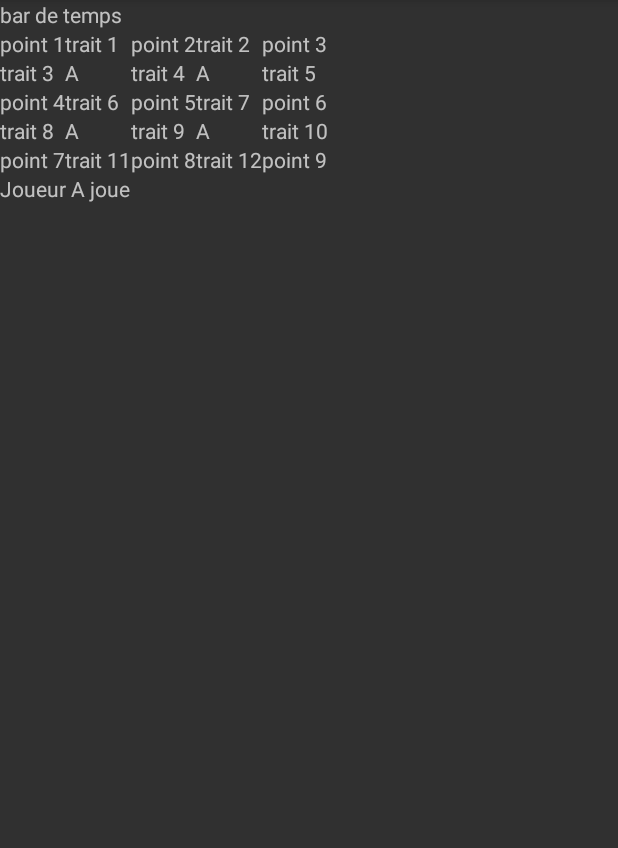
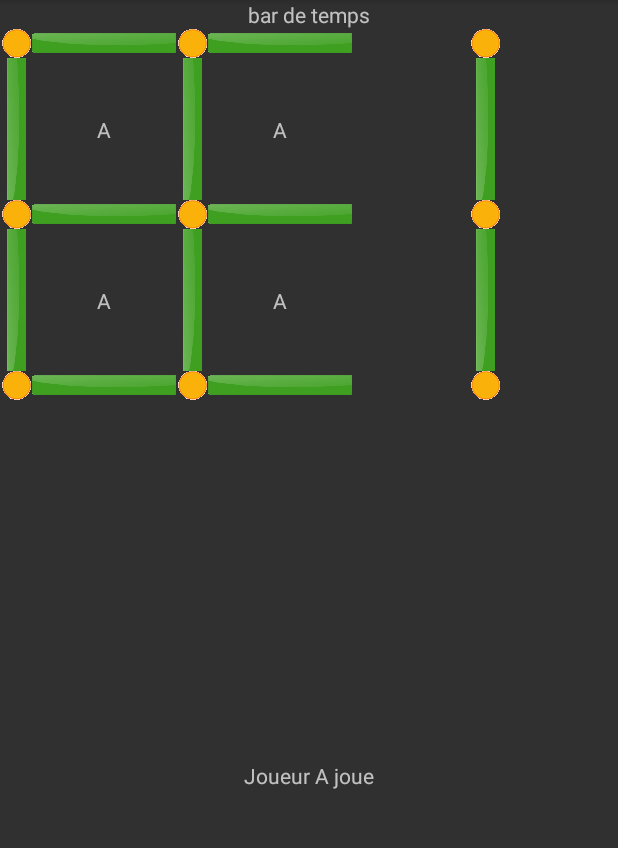
Before and after one commit to Houpert/TER_Challenge, an Android app: the GameActivity screen opened directly, with no data from a screen before it, on a phone screen of 412 x 824 dp, the part 84-932 px from its top. Run offline under Robolectric (Android 15) with nearby library versions, the phone set to English and light mode, and no system bars.

Commit message:
add pictures

```diff
--- a/app/src/main/res/layout/game_layout.xml
+++ b/app/src/main/res/layout/game_layout.xml
@@ -9,183 +9,209 @@
     <GridLayout
         android:layout_width="fill_parent"
         android:layout_height="fill_parent"
-        android:layout_alignParentTop="true"
-        android:layout_alignParentLeft="true"
-        android:layout_alignParentStart="true"
+        android:layout_centerVertical="true"
+        android:layout_centerHorizontal="true"
         android:id="@+id/gridLayout"
         android:rowCount="7"
-        android:columnCount="5">
+        android:columnCount="5"
+        >
 
         <TextView
             android:layout_width="wrap_content"
             android:layout_height="wrap_content"
             android:text="bar de temps"
             android:layout_columnSpan="5"
-            android:layout_gravity="fill"
+            android:layout_gravity="center_horizontal"
             />
+
+
+        <ImageView
+            android:layout_width="wrap_content"
+            android:layout_height="wrap_content"
+            android:layout_gravity="center"
+            android:id="@+id/point1"
+            android:src="@drawable/point" />
+
+        <ImageView
+            android:layout_width="wrap_content"
+            android:layout_height="wrap_content"
+            android:layout_gravity="center"
+            android:id="@+id/bar1"
+            android:src="@drawable/bar_horizontal" />
+
+
+        <ImageView
+            android:layout_width="wrap_content"
+            android:layout_height="wrap_content"
+            android:layout_gravity="center"
+            android:id="@+id/point2"
+            android:src="@drawable/point" />
+
+        <ImageView
+            android:layout_width="wrap_content"
+            android:layout_height="wrap_content"
+            android:layout_gravity="center"
+            android:id="@+id/bar2"
+            android:src="@drawable/bar_horizontal" />
+
+        <ImageView
+            android:layout_width="wrap_content"
+            android:layout_height="wrap_content"
+            android:layout_gravity="center"
+            android:id="@+id/point3"
+            android:src="@drawable/point" />
+
+        <ImageView
+            android:layout_width="wrap_content"
+            android:layout_height="wrap_content"
+            android:layout_gravity="center"
+            android:id="@+id/bar3"
+            android:src="@drawable/bar_vertical" />
 
         <TextView
             android:layout_width="wrap_content"
             android:layout_height="wrap_content"
-            android:text="point 1"
-            />
-
-        <TextView
-            android:layout_width="wrap_content"
-            android:layout_height="wrap_content"
-            android:text="trait 1"
-            />
-
-        <TextView
-            android:layout_width="wrap_content"
-            android:layout_height="wrap_content"
-            android:text="point 2"
-            />
-
-        <TextView
-            android:layout_width="wrap_content"
-            android:layout_height="wrap_content"
-            android:text="trait 2"
-            />
-
-        <TextView
-            android:layout_width="wrap_content"
-            android:layout_height="wrap_content"
-            android:text="point 3"
-            />
-
-        <TextView
-            android:layout_width="wrap_content"
-            android:layout_height="wrap_content"
-            android:text="trait 3"
-            />
-
-        <TextView
-            android:layout_width="wrap_content"
-            android:layout_height="wrap_content"
+            android:layout_gravity="center"
             android:text="A"
             />
 
-        <TextView
+        <ImageView
             android:layout_width="wrap_content"
             android:layout_height="wrap_content"
-            android:text="trait 4"
-            />
+            android:layout_gravity="center"
+            android:id="@+id/bar4"
+            android:src="@drawable/bar_vertical" />
 
 
         <TextView
             android:layout_width="wrap_content"
             android:layout_height="wrap_content"
+            android:layout_gravity="center"
             android:text="A"
             />
+
+        <ImageView
+            android:layout_width="wrap_content"
+            android:layout_height="wrap_content"
+            android:layout_gravity="center"
+            android:id="@+id/bar5"
+            android:src="@drawable/bar_vertical" />
+
+        <ImageView
+            android:layout_width="wrap_content"
+            android:layout_height="wrap_content"
+            android:layout_gravity="center"
+            android:id="@+id/point4"
+            android:src="@drawable/point" />
+
+        <ImageView
+            android:layout_width="wrap_content"
+            android:layout_height="wrap_content"
+            android:layout_gravity="center"
+            android:id="@+id/bar6"
+            android:src="@drawable/bar_horizontal" />
+
+
+        <ImageView
+            android:layout_width="wrap_content"
+            android:layout_height="wrap_content"
+            android:layout_gravity="center"
+            android:id="@+id/point5"
+            android:src="@drawable/point" />
+
+        <ImageView
+            android:layout_width="wrap_content"
+            android:layout_height="wrap_content"
+            android:layout_gravity="center"
+            android:id="@+id/bar7"
+            android:src="@drawable/bar_horizontal" />
+
+        <ImageView
+            android:layout_width="wrap_content"
+            android:layout_height="wrap_content"
+            android:layout_gravity="center"
+            android:id="@+id/point6"
+            android:src="@drawable/point" />
+
+        <ImageView
+            android:layout_width="wrap_content"
+            android:layout_height="wrap_content"
+            android:layout_gravity="center"
+            android:id="@+id/bar8"
+            android:src="@drawable/bar_vertical" />
 
         <TextView
             android:layout_width="wrap_content"
             android:layout_height="wrap_content"
-            android:text="trait 5"
+            android:layout_gravity="center"
+            android:text="A"
             />
+
+        <ImageView
+            android:layout_width="wrap_content"
+            android:layout_height="wrap_content"
+            android:layout_gravity="center"
+            android:id="@+id/bar9"
+            android:src="@drawable/bar_vertical" />
 
         <TextView
             android:layout_width="wrap_content"
             android:layout_height="wrap_content"
-            android:text="point 4"
+            android:layout_gravity="center"
+            android:text="A"
             />
+
+        <ImageView
+            android:layout_width="wrap_content"
+            android:layout_height="wrap_content"
+            android:layout_gravity="center"
+            android:id="@+id/bar10"
+            android:src="@drawable/bar_vertical" />
+
+
+        <ImageView
+            android:layout_width="wrap_content"
+            android:layout_height="wrap_content"
+            android:layout_gravity="center"
+            android:id="@+id/point7"
+            android:src="@drawable/point" />
+
+        <ImageView
+            android:layout_width="wrap_content"
+            android:layout_height="wrap_content"
+            android:layout_gravity="center"
+            android:id="@+id/bar11"
+            android:src="@drawable/bar_horizontal" />
+
+
+        <ImageView
+            android:layout_width="wrap_content"
+            android:layout_height="wrap_content"
+            android:layout_gravity="center"
+            android:id="@+id/point8"
+            android:src="@drawable/point" />
+
+        <ImageView
+            android:layout_width="wrap_content"
+            android:layout_height="wrap_content"
+            android:layout_gravity="center"
+            android:id="@+id/bar12"
+            android:src="@drawable/bar_horizontal" />
+
+
+        <ImageView
+            android:layout_width="wrap_content"
+            android:layout_height="wrap_content"
+            android:layout_gravity="center"
+            android:id="@+id/point9"
+            android:src="@drawable/point" />
 
         <TextView
             android:layout_width="wrap_content"
             android:layout_height="wrap_content"
-            android:text="trait 6"
-            />
-
-
-        <TextView
-            android:layout_width="wrap_content"
-            android:layout_height="wrap_content"
-            android:text="point 5"
-            />
-
-        <TextView
-            android:layout_width="wrap_content"
-            android:layout_height="wrap_content"
-            android:text="trait 7"
-            />
-
-        <TextView
-            android:layout_width="wrap_content"
-            android:layout_height="wrap_content"
-            android:text="point 6"
-            />
-
-        <TextView
-            android:layout_width="wrap_content"
-            android:layout_height="wrap_content"
-            android:text="trait 8"
-            />
-
-        <TextView
-            android:layout_width="wrap_content"
-            android:layout_height="wrap_content"
-            android:text="A"
-            />
-
-        <TextView
-            android:layout_width="wrap_content"
-            android:layout_height="wrap_content"
-            android:text="trait 9"
-            />
-
-        <TextView
-            android:layout_width="wrap_content"
-            android:layout_height="wrap_content"
-            android:text="A"
-            />
-
-        <TextView
-            android:layout_width="wrap_content"
-            android:layout_height="wrap_content"
-            android:text="trait 10"
-            />
-
-
-        <TextView
-            android:layout_width="wrap_content"
-            android:layout_height="wrap_content"
-            android:text="point 7"
-            />
-
-        <TextView
-            android:layout_width="wrap_content"
-            android:layout_height="wrap_content"
-            android:text="trait 11"
-            />
-
-
-        <TextView
-            android:layout_width="wrap_content"
-            android:layout_height="wrap_content"
-            android:text="point 8"
-            />
-
-        <TextView
-            android:layout_width="wrap_content"
-            android:layout_height="wrap_content"
-            android:text="trait 12"
-            />
-
-
-        <TextView
-            android:layout_width="wrap_content"
-            android:layout_height="wrap_content"
-            android:text="point 9"
-            />
-
-
-        <TextView
-            android:layout_width="wrap_content"
-            android:layout_height="wrap_content"
+            android:layout_gravity="center"
             android:text="Joueur A joue"
             android:layout_columnSpan="5"
-            android:layout_gravity="fill"
             />
 
     </GridLayout>
```
Also changed, not shown: app/src/main/res/drawable-hdpi/bar_horizontal.png (added), app/src/main/res/drawable-hdpi/bar_vertical.png (added), app/src/main/res/drawable-hdpi/point.png (added).
